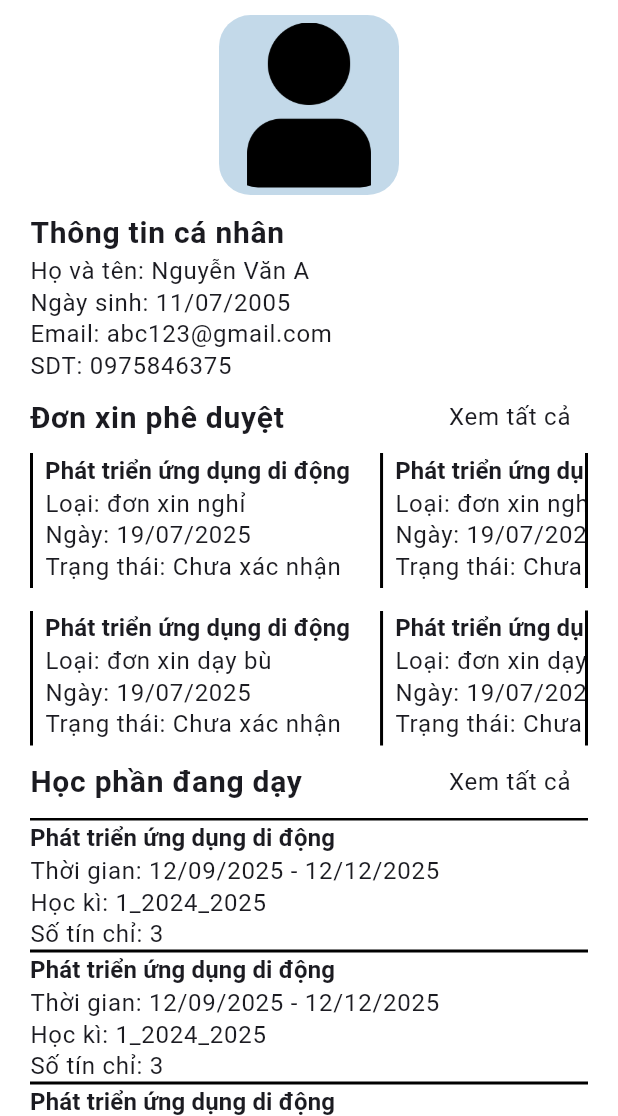
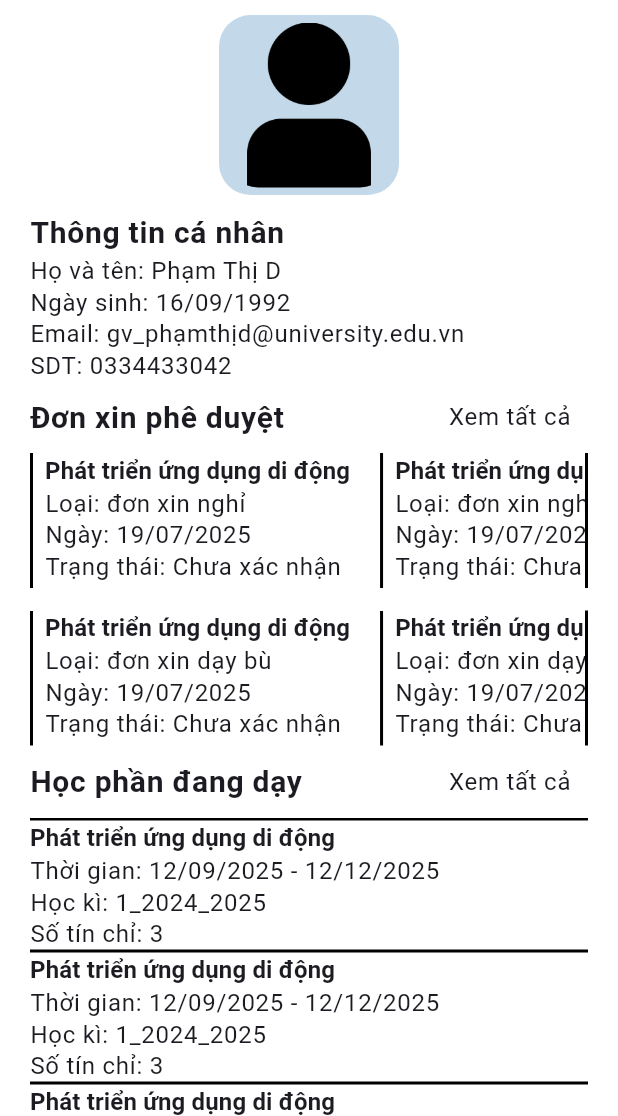
Before and after one commit to fasysd/tlu_schedule_app, a Flutter app: the DsgiangvienPage screen opened directly, after a tap on an icon or button, on a phone screen of 412 x 824 dp, the part 120-1236 px from its top. Run offline on Flutter 3.47's test engine with Material 3 defaults, Android fonts, the phone set to English and light mode, and no system bars.

Commit message:
Dùng model class cho phần xem thông tin giảng viên
Hiển thị 1 vài thông tin của giảng viên dựa trên LecturerModel được gửi khi được pressed tại dsGiangVien

```diff
--- a/lib/data/models/lecturer_model.dart
+++ b/lib/data/models/lecturer_model.dart
@@ -3,6 +3,7 @@ class LecturerModel {
   final String tenTaiKhoan;
   final String hoVaTen;
   final DateTime ngaySinh;
+  final String email;
   final String soDienThoai;
   final int soHocPhanDangDay;
   final int soDonCanDuyet;
@@ -13,6 +14,7 @@ class LecturerModel {
     required this.tenTaiKhoan,
     required this.hoVaTen,
     required this.ngaySinh,
+    required this.email,
     required this.soDienThoai,
     required this.soHocPhanDangDay,
     required this.soDonCanDuyet,
--- a/lib/data/services/activity_log_sevice.dart
+++ b/lib/data/services/activity_log_sevice.dart
@@ -5,6 +5,10 @@ import '../models/activity_log_model.dart';
 // import 'đường_dẫn_của_bạn/activity_log.dart';
 
 class ActivityLogService {
+  Future<List<ActivityLog>> fetchActivityLogSFromApi() async {
+    return generateSampleLogs();
+  }
+
   final Random _random = Random();
 
   // Danh sách các hành động mẫu
--- a/lib/data/services/lecturer_sevice.dart
+++ b/lib/data/services/lecturer_sevice.dart
@@ -4,6 +4,10 @@ import '../models/lecturer_model.dart';
 //Sevice test thử
 
 class LecturerService {
+  Future<List<LecturerModel>> fetchLecturersFromApi() async {
+    return generateSampleLecturers();
+  }
+
   final Random _random = Random();
   final List<String> _firstNames = [
     'Nguyễn',
@@ -58,6 +62,8 @@ class LecturerService {
         id: id,
         tenTaiKhoan: 'gv_${fullName.replaceAll(' ', '').toLowerCase()}',
         hoVaTen: fullName,
+        email:
+            'gv_${fullName.replaceAll(' ', '').toLowerCase()}@university.edu.vn',
         ngaySinh: _generateRandomDateOfBirth(),
         soDienThoai: _generateRandomPhoneNumber(),
         soHocPhanDangDay: _random.nextInt(5) + 1, // Từ 1 đến 5 học phần
--- a/lib/presentation/screens/ds_giang_vien_page.dart
+++ b/lib/presentation/screens/ds_giang_vien_page.dart
@@ -16,8 +16,21 @@ class DsgiangvienPage extends StatefulWidget {
 class _DsgiangvienPageState extends State<DsgiangvienPage> {
   // FocusNode để bỏ focus khi chạm ra ngoài
   final FocusNode _searchFocusNode = FocusNode();
-  final List<LecturerModel> _listLecturer = LecturerService()
-      .generateSampleLecturers();
+  late final List<LecturerModel> _listLecturer;
+
+  @override
+  void initState() {
+    super.initState();
+    loadLecturers(); // gọi hàm async
+  }
+
+  Future<void> loadLecturers() async {
+    final lecturers = await LecturerService().fetchLecturersFromApi();
+
+    setState(() {
+      _listLecturer = lecturers;
+    });
+  }
 
   @override
   void dispose() {
@@ -25,10 +38,12 @@ class _DsgiangvienPageState extends State<DsgiangvienPage> {
     super.dispose();
   }
 
-  void onPressedXemGiangVien() {
-    Navigator.of(
-      context,
-    ).push(MaterialPageRoute(builder: (_) => const XemChiTietGiangVienPage()));
+  void onPressedXemGiangVien(LecturerModel lecture) {
+    Navigator.of(context).push(
+      MaterialPageRoute(
+        builder: (_) => XemChiTietGiangVienPage(lecturerModel: lecture),
+      ),
+    );
   }
 
   void onPressedQuayLai() {
@@ -79,7 +94,7 @@ class _DsgiangvienPageState extends State<DsgiangvienPage> {
                     children: _listLecturer.map((item) {
                       return CardLecturer(
                         lecturerModel: item,
-                        onPressed: onPressedXemGiangVien,
+                        onPressed: () => onPressedXemGiangVien(item),
                       );
                     }).toList(),
                   ),
--- a/lib/presentation/screens/xem_chi_tiet_giang_vien_page.dart
+++ b/lib/presentation/screens/xem_chi_tiet_giang_vien_page.dart
@@ -1,9 +1,12 @@
 import 'package:flutter/material.dart';
+import 'package:intl/intl.dart';
+import 'package:tlu_schedule_app/data/models/lecturer_model.dart';
 import 'package:tlu_schedule_app/presentation/widgets/box_avatar.dart';
 import 'package:tlu_schedule_app/presentation/widgets/sliver_appBar_backPage.dart';
 
 class XemChiTietGiangVienPage extends StatefulWidget {
-  const XemChiTietGiangVienPage({super.key});
+  final LecturerModel lecturerModel;
+  const XemChiTietGiangVienPage({super.key, required this.lecturerModel});
 
   @override
   State<XemChiTietGiangVienPage> createState() =>
@@ -12,6 +15,14 @@ class XemChiTietGiangVienPage extends StatefulWidget {
 
 class _XemChiTietGiangVienPageState extends State<XemChiTietGiangVienPage> {
   bool _kieuThongKe = false;
+  late LecturerModel lecturerInformation;
+  @override
+  void initState() {
+    setState(() {
+      lecturerInformation = widget.lecturerModel;
+    });
+  }
+
   void onPressedQuayLai() {
     Navigator.pop(context);
   }
@@ -56,19 +67,23 @@ class _XemChiTietGiangVienPageState extends State<XemChiTietGiangVienPage> {
                             style: Theme.of(context).textTheme.bodyLarge,
                           ),
                           Text(
-                            'Họ và tên: Nguyễn Văn A',
+                            'Họ và tên: ' +
+                                lecturerInformation.hoVaTen.toString(),
                             style: Theme.of(context).textTheme.labelMedium,
                           ),
                           Text(
-                            'Ngày sinh: 11/07/2005',
+                            'Ngày sinh: ' +
+                                DateFormat(
+                                  'dd/MM/yyyy',
+                                ).format(lecturerInformation.ngaySinh),
                             style: Theme.of(context).textTheme.labelMedium,
                           ),
                           Text(
-                            'Email: abc123@gmail.com',
+                            'Email: ' + lecturerInformation.email,
                             style: Theme.of(context).textTheme.labelMedium,
                           ),
                           Text(
-                            'SDT: 0975846375',
+                            'SDT: ' + lecturerInformation.soDienThoai,
                             style: Theme.of(context).textTheme.labelMedium,
                           ),
                         ],
```
Also changed, not shown: lib/presentation/screens/phong_dao_tao_home_page.dart (+11 -5 lines).
